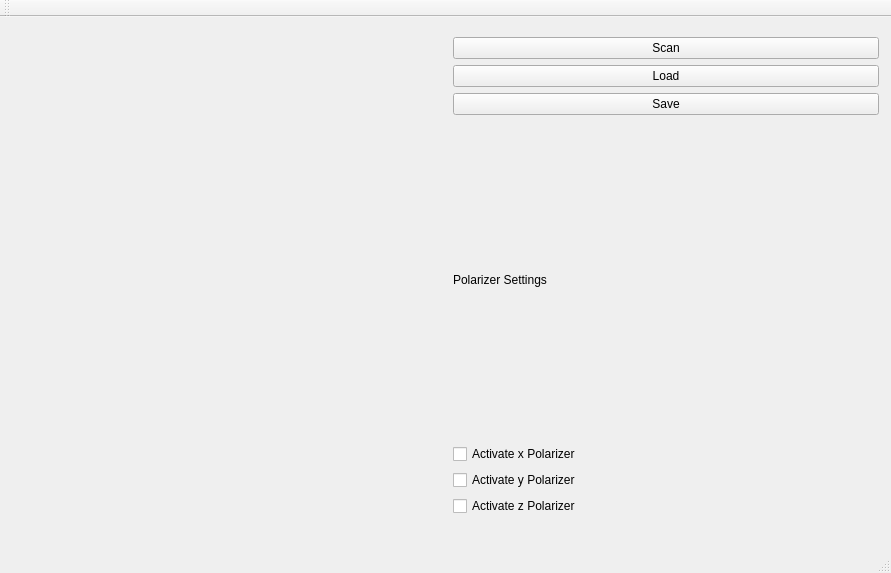
Qt form mainwindow.ui (anates/Spectro) before a commit.
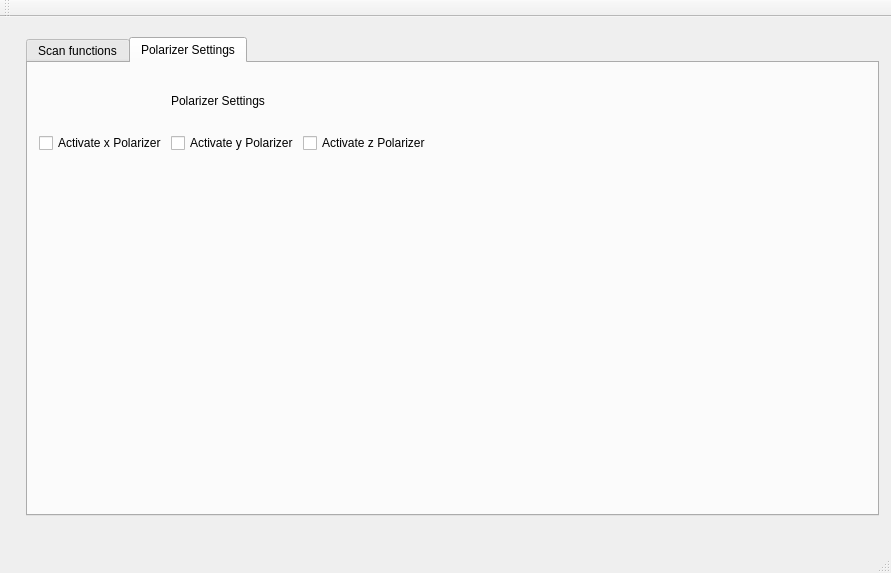
The same form after that commit. The open tabs and pages were chosen to show the change. Custom widgets are drawn as their Qt base class.

Commit message: Tabbed browsing hinzugefügt

Patch:
```diff
--- a/mainwindow.ui
+++ b/mainwindow.ui
@@ -29,6 +29,40 @@
      </item>
      <item row="1" column="1">
       <layout class="QGridLayout" name="gridLayout_2">
+       <item row="4" column="0">
+        <layout class="QVBoxLayout" name="verticalLayout"/>
+       </item>
+      </layout>
+     </item>
+     <item row="1" column="0">
+      <widget class="QwtPlot" name="qwtPlot"/>
+     </item>
+     <item row="1" column="2">
+      <widget class="QTabWidget" name="tabWidget">
+       <property name="currentIndex">
+        <number>0</number>
+       </property>
+       <widget class="QWidget" name="Scanfunctions">
+        <attribute name="title">
+         <string>Scan functions</string>
+        </attribute>
+        <widget class="QWidget" name="gridLayoutWidget_2">
+         <property name="geometry">
+          <rect>
+           <x>0</x>
+           <y>0</y>
+           <width>421</width>
+           <height>161</height>
+          </rect>
+         </property>
+         <layout class="QGridLayout" name="gridLayout_3">
+          <item row="0" column="0">
+           <widget class="QPushButton" name="scanButton">
+            <property name="text">
+             <string>Scan</string>
+            </property>
+           </widget>
+          </item>
        <item row="1" column="0">
         <widget class="QPushButton" name="loadButton">
          <property name="text">
@@ -43,46 +77,55 @@
          </property>
         </widget>
        </item>
-       <item row="0" column="0">
-        <widget class="QPushButton" name="scanButton">
-         <property name="text">
-          <string>Scan</string>
-         </property>
+         </layout>
         </widget>
-       </item>
-       <item row="3" column="0">
-        <layout class="QVBoxLayout" name="verticalLayout">
-         <item>
-          <widget class="QLabel" name="PolSettings">
-           <property name="text">
+       </widget>
+       <widget class="QWidget" name="PolarizerSettings">
+        <attribute name="title">
             <string>Polarizer Settings</string>
-           </property>
-          </widget>
-         </item>
-         <item>
+        </attribute>
+        <widget class="QWidget" name="gridLayoutWidget_3">
+         <property name="geometry">
+          <rect>
+           <x>0</x>
+           <y>0</y>
+           <width>412</width>
+           <height>101</height>
+          </rect>
+         </property>
+         <layout class="QGridLayout" name="gridLayout_4">
+          <item row="1" column="0">
           <widget class="QCheckBox" name="xPol">
            <property name="text">
             <string>Activate x Polarizer</string>
            </property>
           </widget>
          </item>
-         <item>
+          <item row="1" column="1">
           <widget class="QCheckBox" name="yPol">
            <property name="text">
             <string>Activate y Polarizer</string>
            </property>
           </widget>
          </item>
-         <item>
+          <item row="1" column="2">
           <widget class="QCheckBox" name="zPol">
            <property name="text">
             <string>Activate z Polarizer</string>
            </property>
           </widget>
          </item>
-        </layout>
-       </item>
-      </layout>
+          <item row="0" column="1">
+           <widget class="QLabel" name="PolSettings">
+            <property name="text">
+             <string>Polarizer Settings</string>
+            </property>
+           </widget>
+          </item>
+         </layout>
+        </widget>
+       </widget>
+      </widget>
      </item>
     </layout>
    </widget>
```
Left out of the diff: 3 changed lines with no effect on the pictures. Lines whose indentation alone changed are shown as unchanged.
